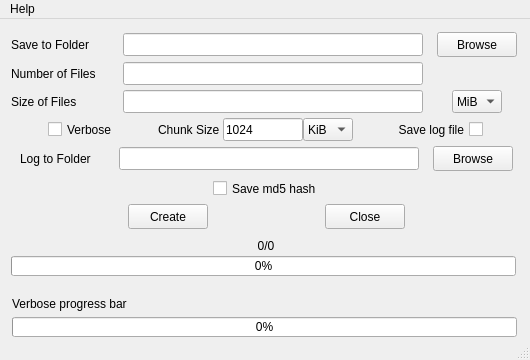
First picture: the form in design/qt/MainWindow.ui, repository matuzalemmuller/dummy-files-creator, before the edit.
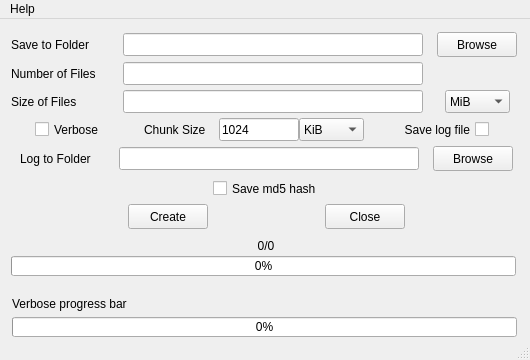
Second picture: the form after the edit.

Commit message:
Update MainWindow UI to increase combobox size
- Format code using black
- Fix path for package description in setup.py

```diff
--- a/design/qt/MainWindow.ui
+++ b/design/qt/MainWindow.ui
@@ -178,7 +178,7 @@
          <widget class="QCheckBox" name="checkbox_verbose">
           <property name="minimumSize">
            <size>
-            <width>70</width>
+            <width>75</width>
             <height>23</height>
            </size>
           </property>
@@ -213,7 +213,7 @@
          <widget class="QLabel" name="label_chunk_size">
           <property name="minimumSize">
            <size>
-            <width>65</width>
+            <width>75</width>
             <height>23</height>
            </size>
           </property>
@@ -251,7 +251,7 @@
          <widget class="QComboBox" name="combo_chunk_unit">
           <property name="minimumSize">
            <size>
-            <width>50</width>
+            <width>65</width>
             <height>23</height>
            </size>
           </property>
@@ -366,7 +366,7 @@
          <widget class="QComboBox" name="combo_file_unit">
           <property name="minimumSize">
            <size>
-            <width>50</width>
+            <width>65</width>
             <height>23</height>
            </size>
           </property>
```
The commit also changes 5 other files.
